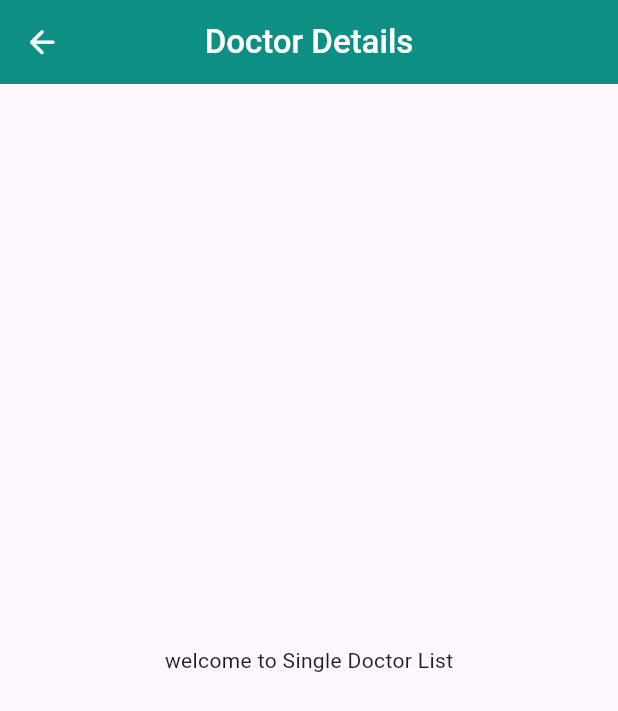
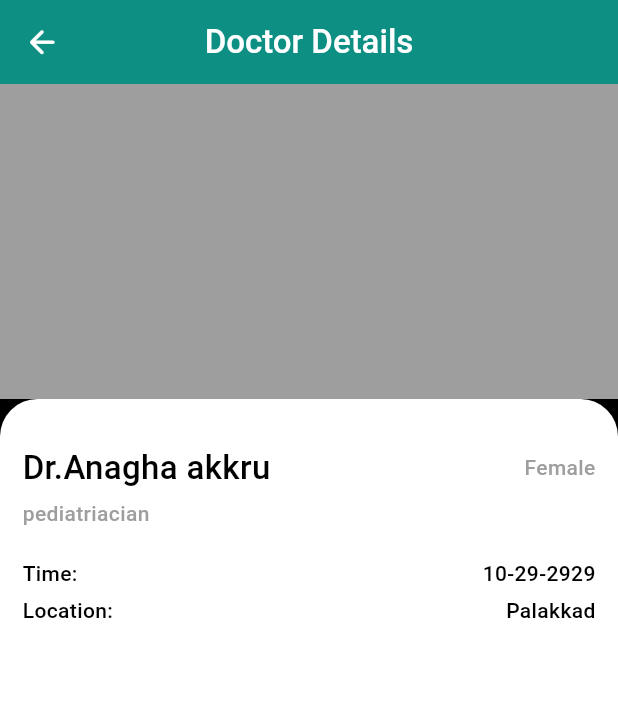
Before and after one commit to mohamed-sajidh/docfinder, a Flutter app: the SingleDoctorList screen opened by its route, on a phone screen of 412 x 824 dp. Shown: the top 711 px of the screen. Run offline on Flutter 3.47's test engine with Material 3 defaults, Android fonts, the phone set to English and light mode, and no system bars; our stand-ins replace dio, flutter_dotenv, get; network calls fail.

Commit message:
doctor details ui completed

```diff
--- a/lib/features/presentation/pages/single_doctor_list.dart
+++ b/lib/features/presentation/pages/single_doctor_list.dart
@@ -8,6 +8,7 @@ class SingleDoctorList extends StatelessWidget {
   @override
   Widget build(BuildContext context) {
     return Scaffold(
+      backgroundColor: AppColors.black,
       appBar: AppBar(
         backgroundColor: AppColors.primary,
         centerTitle: true,
@@ -28,9 +29,97 @@ class SingleDoctorList extends StatelessWidget {
           ),
         ),
       ),
-      body: Center(
-        child: Text("welcome to Single Doctor List"),
+      body: Column(
+        children: [
+          Container(
+            width: double.infinity,
+            height: 210,
+            color: AppColors.grey,
+          ),
+          Expanded(
+            child: Container(
+              width: double.infinity,
+              decoration: const BoxDecoration(
+                color: AppColors.white,
+                borderRadius: BorderRadius.only(
+                  topLeft: Radius.circular(25),
+                  topRight: Radius.circular(25),
+                ),
+              ),
+              child: Padding(
+                padding: const EdgeInsets.symmetric(
+                  vertical: 15,
+                  horizontal: 15,
+                ),
+                child: Column(
+                  crossAxisAlignment: CrossAxisAlignment.start,
+                  children: [
+                    const SizedBox(height: 15),
+                    const Row(
+                      mainAxisAlignment: MainAxisAlignment.spaceBetween,
+                      children: [
+                        Text(
+                          "Dr.Anagha akkru",
+                          style: TextStyle(
+                            color: AppColors.black,
+                            fontWeight: FontWeight.w500,
+                            fontSize: 22,
+                          ),
+                        ),
+                        Text(
+                          "Female",
+                          style: TextStyle(
+                            color: AppColors.grey,
+                            fontWeight: FontWeight.w500,
+                            fontSize: 14,
+                          ),
+                        ),
+                      ],
+                    ),
+                    const SizedBox(height: 5),
+                    const Text(
+                      "pediatriacian",
+                      style: TextStyle(
+                        color: AppColors.grey,
+                        fontWeight: FontWeight.w500,
+                        fontSize: 14,
+                      ),
+                    ),
+                    const SizedBox(height: 20),
+                    timeandLocation("Time", "10-29-2929"),
+                    const SizedBox(height: 5),
+                    timeandLocation("Location", "Palakkad"),
+                  ],
+                ),
+              ),
+            ),
+          ),
+        ],
       ),
     );
   }
 }
+
+Widget timeandLocation(String key, String value) {
+  return Row(
+    mainAxisAlignment: MainAxisAlignment.spaceBetween,
+    children: [
+      Text(
+        "$key:",
+        style: const TextStyle(
+          color: AppColors.black,
+          fontWeight: FontWeight.w500,
+          fontSize: 14,
+        ),
+      ),
+      Text(
+        value,
+        style: const TextStyle(
+          color: AppColors.black,
+          fontWeight: FontWeight.w500,
+          fontSize: 14,
+        ),
+      ),
+    ],
+  );
+}
```
